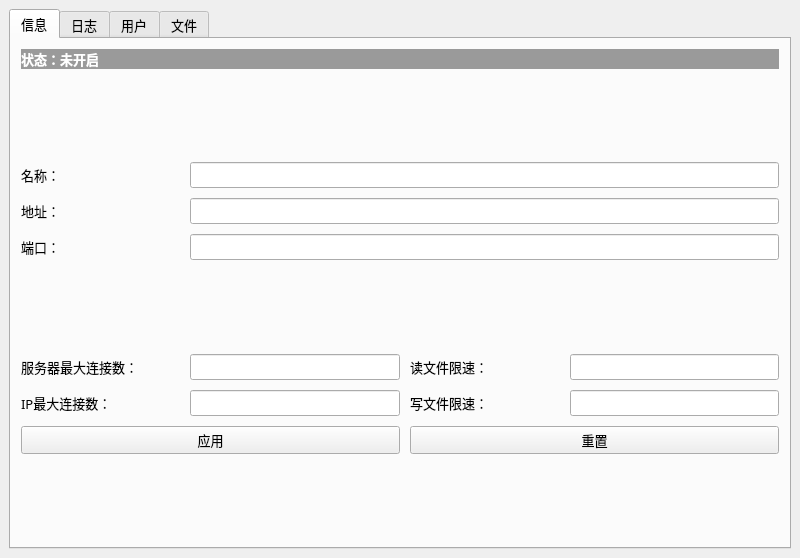
Above: STATUS/server.ui from cylqqqcyl/WHU_FTP before the change. Below: the same form after it.
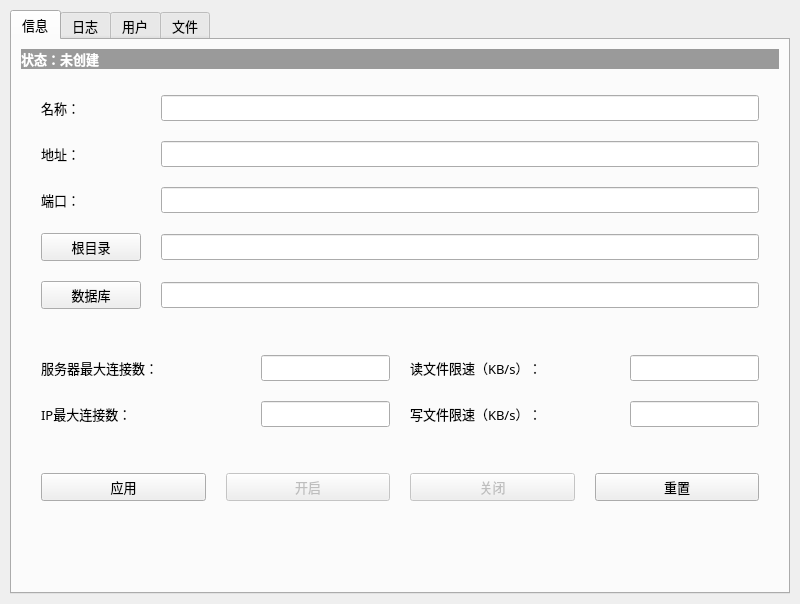
That is the form after the change.

Commit message: 完善服务端GUI以及实现部分功能

Patch:
```diff
--- a/STATUS/server.ui
+++ b/STATUS/server.ui
@@ -7,26 +7,26 @@
     <x>0</x>
     <y>0</y>
     <width>800</width>
-    <height>558</height>
+    <height>604</height>
    </rect>
   </property>
-  <property name="font">
-   <font>
-    <family>微软雅黑</family>
-    <pointsize>12</pointsize>
-   </font>
-  </property>
   <property name="windowTitle">
    <string>FTP Server</string>
   </property>
-  <property name="styleSheet">
-   <string notr="true"/>
-  </property>
   <widget class="QWidget" name="centralwidget">
-   <property name="autoFillBackground">
-    <bool>true</bool>
-   </property>
    <layout class="QGridLayout" name="gridLayout">
+    <property name="leftMargin">
+     <number>10</number>
+    </property>
+    <property name="topMargin">
+     <number>10</number>
+    </property>
+    <property name="rightMargin">
+     <number>10</number>
+    </property>
+    <property name="bottomMargin">
+     <number>10</number>
+    </property>
     <item row="0" column="0">
      <widget class="QTabWidget" name="tabWidget">
       <property name="font">
@@ -54,107 +54,8 @@
        <attribute name="title">
         <string>信息</string>
        </attribute>
-       <layout class="QGridLayout" name="gridLayout_2">
-        <property name="leftMargin">
-         <number>10</number>
-        </property>
-        <property name="topMargin">
-         <number>10</number>
-        </property>
-        <property name="rightMargin">
-         <number>10</number>
-        </property>
-        <property name="bottomMargin">
-         <number>10</number>
-        </property>
-        <property name="spacing">
-         <number>10</number>
-        </property>
-        <item row="6" column="3">
-         <widget class="QLabel" name="readlimLbl">
-          <property name="minimumSize">
-           <size>
-            <width>150</width>
-            <height>0</height>
-           </size>
-          </property>
-          <property name="maximumSize">
-           <size>
-            <width>150</width>
-            <height>16777215</height>
-           </size>
-          </property>
-          <property name="font">
-           <font>
-            <family>微软雅黑</family>
-            <pointsize>10</pointsize>
-           </font>
-          </property>
-          <property name="text">
-           <string>读文件限速：</string>
-          </property>
-         </widget>
-        </item>
-        <item row="3" column="0">
-         <widget class="QLabel" name="addressLbl">
-          <property name="font">
-           <font>
-            <family>微软雅黑</family>
-            <pointsize>10</pointsize>
-           </font>
-          </property>
-          <property name="text">
-           <string>地址：</string>
-          </property>
-         </widget>
-        </item>
-        <item row="7" column="4">
-         <widget class="QLineEdit" name="writelimEdit">
-          <property name="font">
-           <font>
-            <family>微软雅黑</family>
-            <pointsize>10</pointsize>
-           </font>
-          </property>
-         </widget>
-        </item>
-        <item row="6" column="2">
-         <widget class="QLineEdit" name="maxconEdit">
-          <property name="font">
-           <font>
-            <family>微软雅黑</family>
-            <pointsize>10</pointsize>
-           </font>
-          </property>
-         </widget>
-        </item>
-        <item row="7" column="0" colspan="2">
-         <widget class="QLabel" name="maxconipLbl">
-          <property name="font">
-           <font>
-            <family>微软雅黑</family>
-            <pointsize>10</pointsize>
-           </font>
-          </property>
-          <property name="text">
-           <string>IP最大连接数：</string>
-          </property>
-         </widget>
-        </item>
-        <item row="8" column="0" colspan="3">
-         <widget class="QPushButton" name="applyBtn">
-          <property name="font">
-           <font>
-            <family>微软雅黑</family>
-            <pointsize>10</pointsize>
-           </font>
-          </property>
-          <property name="text">
-           <string>应用</string>
-          </property>
-         </widget>
-        </item>
-        <item row="0" column="0" colspan="5">
+       <layout class="QVBoxLayout" name="verticalLayout">
+        <item>
          <widget class="QLabel" name="stateLbl">
           <property name="font">
            <font>
@@ -169,98 +70,408 @@
 color: rgb(255, 255, 255);</string>
           </property>
           <property name="text">
-           <string>状态：未开启</string>
+           <string>状态：未创建</string>
           </property>
           <property name="margin">
            <number>10</number>
           </property>
          </widget>
         </item>
-        <item row="8" column="3" colspan="2">
-         <widget class="QPushButton" name="resetBtn">
-          <property name="font">
-           <font>
-            <family>微软雅黑</family>
-            <pointsize>10</pointsize>
-           </font>
+        <item>
+         <layout class="QGridLayout" name="gridLayout_6">
+          <property name="leftMargin">
+           <number>20</number>
           </property>
-          <property name="text">
-           <string>重置</string>
+          <property name="topMargin">
+           <number>20</number>
           </property>
-         </widget>
-        </item>
-        <item row="7" column="2">
-         <widget class="QLineEdit" name="maxconipEdit">
-          <property name="font">
-           <font>
-            <family>微软雅黑</family>
-            <pointsize>10</pointsize>
-           </font>
+          <property name="rightMargin">
+           <number>20</number>
           </property>
-         </widget>
-        </item>
-        <item row="1" column="1">
-         <spacer name="verticalSpacer">
-          <property name="orientation">
-           <enum>Qt::Vertical</enum>
+          <property name="bottomMargin">
+           <number>20</number>
           </property>
-          <property name="sizeHint" stdset="0">
-           <size>
-            <width>20</width>
-            <height>40</height>
-           </size>
+          <property name="spacing">
+           <number>20</number>
           </property>
-         </spacer>
+          <item row="0" column="0">
+           <widget class="QLabel" name="nameLbl">
+            <property name="minimumSize">
+             <size>
+              <width>100</width>
+              <height>0</height>
+             </size>
+            </property>
+            <property name="maximumSize">
+             <size>
+              <width>100</width>
+              <height>16777215</height>
+             </size>
+            </property>
+            <property name="font">
+             <font>
+              <family>微软雅黑</family>
+              <pointsize>10</pointsize>
+             </font>
+            </property>
+            <property name="text">
+             <string>名称：</string>
+            </property>
+           </widget>
+          </item>
+          <item row="0" column="1">
+           <widget class="QLineEdit" name="nameEdit">
+            <property name="font">
+             <font>
+              <family>微软雅黑</family>
+              <pointsize>10</pointsize>
+             </font>
+            </property>
+           </widget>
+          </item>
+          <item row="1" column="0">
+           <widget class="QLabel" name="addressLbl">
+            <property name="minimumSize">
+             <size>
+              <width>100</width>
+              <height>0</height>
+             </size>
+            </property>
+            <property name="maximumSize">
+             <size>
+              <width>100</width>
+              <height>16777215</height>
+             </size>
+            </property>
+            <property name="font">
+             <font>
+              <family>微软雅黑</family>
+              <pointsize>10</pointsize>
+             </font>
+            </property>
+            <property name="text">
+             <string>地址：</string>
+            </property>
+           </widget>
+          </item>
+          <item row="1" column="1">
+           <widget class="QLineEdit" name="addressEdit">
+            <property name="font">
+             <font>
+              <family>微软雅黑</family>
+              <pointsize>10</pointsize>
+             </font>
+            </property>
+           </widget>
+          </item>
+          <item row="2" column="0">
+           <widget class="QLabel" name="portLbl">
+            <property name="minimumSize">
+             <size>
+              <width>100</width>
+              <height>0</height>
+             </size>
+            </property>
+            <property name="maximumSize">
+             <size>
+              <width>100</width>
+              <height>16777215</height>
+             </size>
+            </property>
+            <property name="font">
+             <font>
+              <family>微软雅黑</family>
+              <pointsize>10</pointsize>
+             </font>
+            </property>
+            <property name="text">
+             <string>端口：</string>
+            </property>
+           </widget>
+          </item>
+          <item row="2" column="1">
+           <widget class="QLineEdit" name="portEdit">
+            <property name="font">
+             <font>
+              <family>微软雅黑</family>
+              <pointsize>10</pointsize>
+             </font>
+            </property>
+           </widget>
+          </item>
+          <item row="3" column="0">
+           <widget class="QPushButton" name="rootBtn">
+            <property name="minimumSize">
+             <size>
+              <width>100</width>
+              <height>0</height>
+             </size>
+            </property>
+            <property name="maximumSize">
+             <size>
+              <width>100</width>
+              <height>16777215</height>
+             </size>
+            </property>
+            <property name="text">
+             <string>根目录</string>
+            </property>
+           </widget>
+          </item>
+          <item row="3" column="1">
+           <widget class="QLineEdit" name="rootEdit">
+            <property name="font">
+             <font>
+              <family>微软雅黑</family>
+              <pointsize>10</pointsize>
+             </font>
+            </property>
+           </widget>
+          </item>
+          <item row="4" column="0">
+           <widget class="QPushButton" name="dbBtn">
+            <property name="minimumSize">
+             <size>
+              <width>100</width>
+              <height>0</height>
+             </size>
+            </property>
+            <property name="maximumSize">
+             <size>
+              <width>100</width>
+              <height>16777215</height>
+             </size>
+            </property>
+            <property name="text">
+             <string>数据库</string>
+            </property>
+           </widget>
+          </item>
+          <item row="4" column="1">
+           <widget class="QLineEdit" name="dbEdit">
+            <property name="font">
+             <font>
+              <family>微软雅黑</family>
+              <pointsize>10</pointsize>
+             </font>
+            </property>
+           </widget>
+          </item>
+         </layout>
         </item>
-        <item row="6" column="4">
-         <widget class="QLineEdit" name="readlimEdit">
-          <property name="font">
-           <font>
-            <family>微软雅黑</family>
-            <pointsize>10</pointsize>
-           </font>
+        <item>
+         <layout class="QGridLayout" name="gridLayout_2">
+          <property name="leftMargin">
+           <number>20</number>
           </property>
-         </widget>
-        </item>
-        <item row="6" column="0" colspan="2">
-         <widget class="QLabel" name="maxconLbl">
-          <property name="minimumSize">
-           <size>
-            <width>159</width>
-            <height>0</height>
-           </size>
+          <property name="topMargin">
+           <number>20</number>
           </property>
-          <property name="maximumSize">
-           <size>
-            <width>150</width>
-            <height>16777215</height>
-           </size>
+          <property name="rightMargin">
+           <number>20</number>
           </property>
-          <property name="font">
-           <font>
-            <family>微软雅黑</family>
-            <pointsize>10</pointsize>
-           </font>
+          <property name="bottomMargin">
+           <number>20</number>
           </property>
-          <property name="text">
-           <string>服务器最大连接数：</string>
+          <property name="spacing">
+           <number>20</number>
           </property>
-         </widget>
+          <item row="0" column="0">
+           <widget class="QLabel" name="maxconLbl">
+            <property name="minimumSize">
+             <size>
+              <width>200</width>
+              <height>0</height>
+             </size>
+            </property>
+            <property name="maximumSize">
+             <size>
+              <width>200</width>
+              <height>16777215</height>
+             </size>
+            </property>
+            <property name="font">
+             <font>
+              <family>微软雅黑</family>
+              <pointsize>10</pointsize>
+             </font>
+            </property>
+            <property name="text">
+             <string>服务器最大连接数：</string>
+            </property>
+           </widget>
+          </item>
+          <item row="0" column="1">
+           <widget class="QLineEdit" name="maxconEdit">
+            <property name="font">
+             <font>
+              <family>微软雅黑</family>
+              <pointsize>10</pointsize>
+             </font>
+            </property>
+           </widget>
+          </item>
+          <item row="0" column="2">
+           <widget class="QLabel" name="readlimLbl">
+            <property name="minimumSize">
+             <size>
+              <width>200</width>
+              <height>0</height>
+             </size>
+            </property>
+            <property name="maximumSize">
+             <size>
+              <width>200</width>
+              <height>16777215</height>
+             </size>
+            </property>
+            <property name="font">
+             <font>
+              <family>微软雅黑</family>
+              <pointsize>10</pointsize>
+             </font>
+            </property>
+            <property name="text">
+             <string>读文件限速（KB/s）：</string>
+            </property>
+           </widget>
+          </item>
+          <item row="0" column="3">
+           <widget class="QLineEdit" name="readlimEdit">
+            <property name="font">
+             <font>
+              <family>微软雅黑</family>
+              <pointsize>10</pointsize>
+             </font>
+            </property>
+           </widget>
+          </item>
+          <item row="1" column="0">
+           <widget class="QLabel" name="maxconipLbl">
+            <property name="font">
+             <font>
+              <family>微软雅黑</family>
+              <pointsize>10</pointsize>
+             </font>
+            </property>
+            <property name="text">
+             <string>IP最大连接数：</string>
+            </property>
+           </widget>
+          </item>
+          <item row="1" column="1">
+           <widget class="QLineEdit" name="maxconipEdit">
+            <property name="font">
+             <font>
+              <family>微软雅黑</family>
+              <pointsize>10</pointsize>
+             </font>
+            </property>
+           </widget>
+          </item>
+          <item row="1" column="2">
+           <widget class="QLabel" name="writelimLbl">
+            <property name="font">
+             <font>
+              <family>微软雅黑</family>
+              <pointsize>10</pointsize>
+             </font>
+            </property>
+            <property name="text">
+             <string>写文件限速（KB/s）：</string>
+            </property>
+           </widget>
+          </item>
+          <item row="1" column="3">
+           <widget class="QLineEdit" name="writelimEdit">
+            <property name="font">
+             <font>
+              <family>微软雅黑</family>
+              <pointsize>10</pointsize>
+             </font>
+            </property>
+           </widget>
+          </item>
+         </layout>
         </item>
-        <item row="4" column="0">
-         <widget class="QLabel" name="portLbl">
-          <property name="font">
-           <font>
-            <family>微软雅黑</family>
-            <pointsize>10</pointsize>
-           </font>
+        <item>
+         <layout class="QHBoxLayout" name="horizontalLayout">
+          <property name="spacing">
+           <number>20</number>
           </property>
-          <property name="text">
-           <string>端口：</string>
+          <property name="leftMargin">
+           <number>20</number>
           </property>
-         </widget>
+          <property name="topMargin">
+           <number>20</number>
+          </property>
+          <property name="rightMargin">
+           <number>20</number>
+          </property>
+          <property name="bottomMargin">
+           <number>20</number>
+          </property>
+          <item>
+           <widget class="QPushButton" name="applyBtn">
+            <property name="font">
+             <font>
+              <family>微软雅黑</family>
+              <pointsize>10</pointsize>
+             </font>
+            </property>
+            <property name="text">
+             <string>应用</string>
+            </property>
+           </widget>
+          </item>
+          <item>
+           <widget class="QPushButton" name="startBtn">
+            <property name="enabled">
+             <bool>false</bool>
+            </property>
+            <property name="font">
+             <font>
+              <family>微软雅黑</family>
+              <pointsize>10</pointsize>
+             </font>
+            </property>
+            <property name="text">
+             <string>开启</string>
+            </property>
+           </widget>
+          </item>
+          <item>
+           <widget class="QPushButton" name="closeBtn">
+            <property name="enabled">
+             <bool>false</bool>
+            </property>
+            <property name="font">
+             <font>
+              <family>微软雅黑</family>
+              <pointsize>10</pointsize>
+             </font>
+            </property>
+            <property name="text">
+             <string>关闭</string>
+            </property>
+           </widget>
+          </item>
+          <item>
+           <widget class="QPushButton" name="resetBtn">
+            <property name="font">
+             <font>
+              <family>微软雅黑</family>
+              <pointsize>10</pointsize>
+             </font>
+            </property>
+            <property name="text">
+             <string>重置</string>
+            </property>
+           </widget>
+          </item>
+         </layout>
         </item>
-        <item row="10" column="1">
+        <item>
          <spacer name="verticalSpacer_3">
           <property name="orientation">
            <enum>Qt::Vertical</enum>
@@ -273,75 +484,6 @@
           </property>
          </spacer>
         </item>
-        <item row="7" column="3">
-         <widget class="QLabel" name="writelimLbl">
-          <property name="font">
-           <font>
-            <family>微软雅黑</family>
-            <pointsize>10</pointsize>
-           </font>
-          </property>
-          <property name="text">
-           <string>写文件限速：</string>
-          </property>
-         </widget>
-        </item>
-        <item row="2" column="0">
-         <widget class="QLabel" name="nameLbl">
-          <property name="font">
-           <font>
-            <family>微软雅黑</family>
-            <pointsize>10</pointsize>
-           </font>
-          </property>
-          <property name="text">
-           <string>名称：</string>
-          </property>
-         </widget>
-        </item>
-        <item row="5" column="1">
-         <spacer name="verticalSpacer_2">
-          <property name="orientation">
-           <enum>Qt::Vertical</enum>
-          </property>
-          <property name="sizeHint" stdset="0">
-           <size>
-            <width>20</width>
-            <height>40</height>
-           </size>
-          </property>
-         </spacer>
-        </item>
-        <item row="2" column="2" colspan="3">
-         <widget class="QLineEdit" name="nameEdit">
-          <property name="font">
-           <font>
-            <family>微软雅黑</family>
-            <pointsize>10</pointsize>
-           </font>
-          </property>
-         </widget>
-        </item>
-        <item row="3" column="2" colspan="3">
-         <widget class="QLineEdit" name="addressEdit">
-          <property name="font">
-           <font>
-            <family>微软雅黑</family>
-            <pointsize>10</pointsize>
-           </font>
-          </property>
-         </widget>
-        </item>
-        <item row="4" column="2" colspan="3">
-         <widget class="QLineEdit" name="portEdit">
-          <property name="font">
-           <font>
-            <family>微软雅黑</family>
-            <pointsize>10</pointsize>
-           </font>
-          </property>
-         </widget>
-        </item>
        </layout>
       </widget>
       <widget class="QWidget" name="logTab">
```
Left out of the diff: 10 changed lines with no effect on the pictures. The commit also changes 5 other files.
